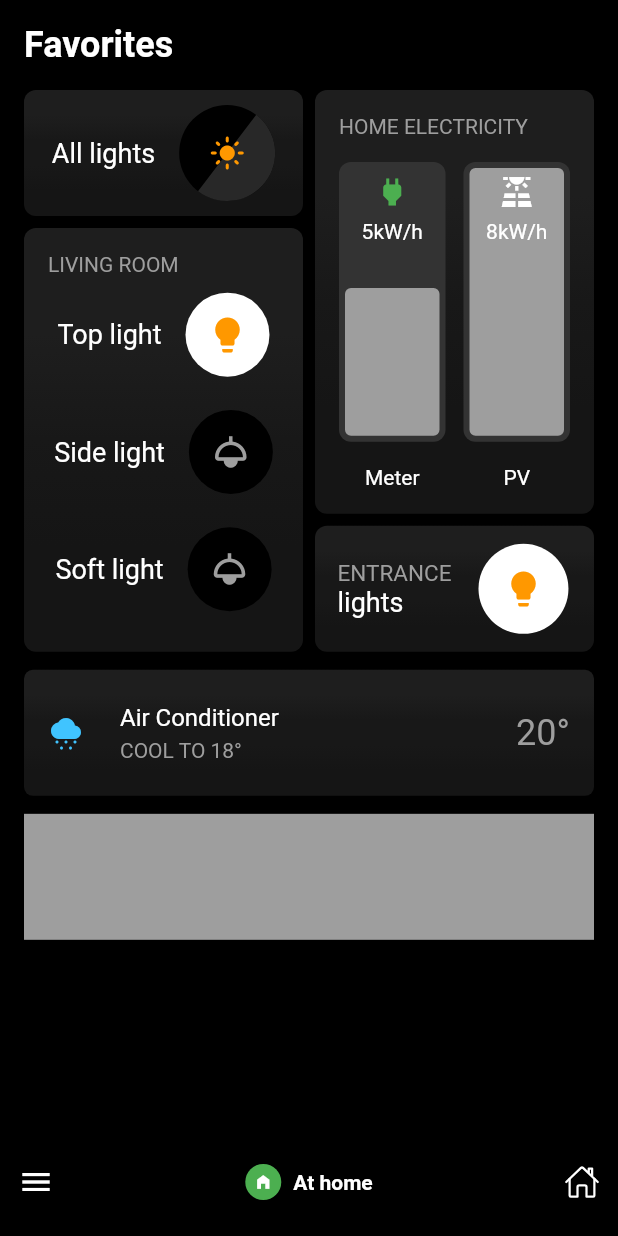
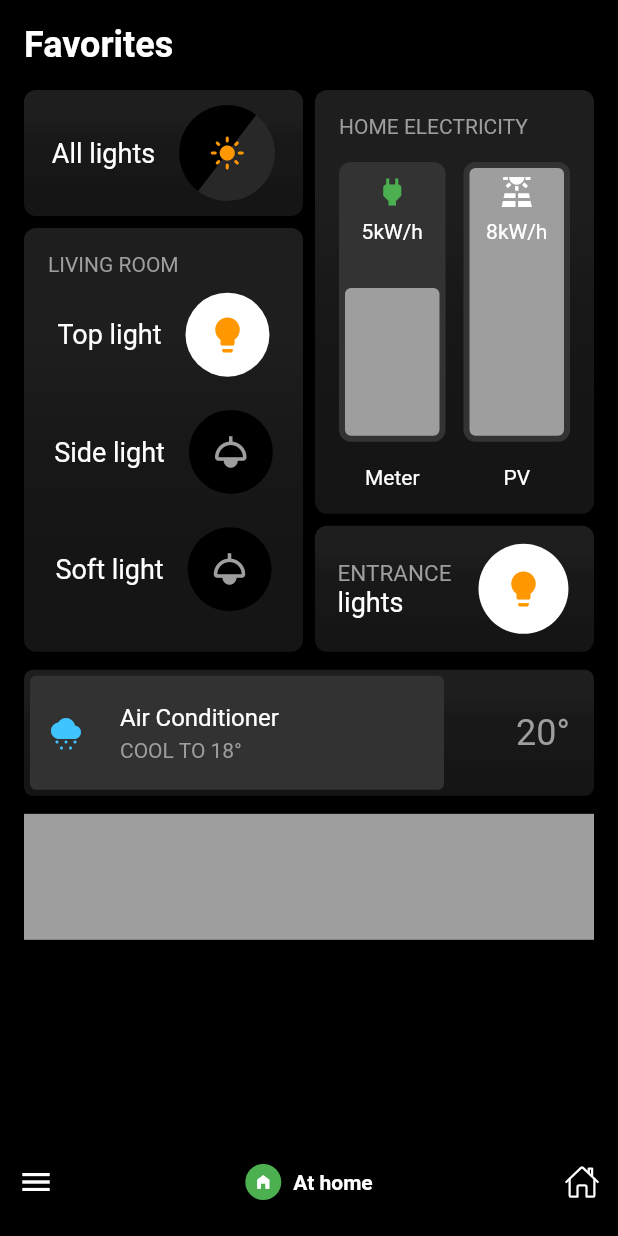
Before and after one commit to JAICHANGPARK/flutter_notebook_chapter_24, a Flutter app: the HomeAssistantMainPage screen opened directly, on a phone screen of 412 x 824 dp. Run offline on Flutter 3.47's test engine with Material 2 defaults, Android fonts, the phone set to English and light mode, and no system bars; our stand-ins replace flutter_riverpod, freezed_annotation, ionicons; missing offline and left inert: crypto_font_icons.

Commit message:
Update home_assistant_main_page.dart

```diff
--- a/lib/ep1361_home_assistant_app/view/home_assistant_main_page.dart
+++ b/lib/ep1361_home_assistant_app/view/home_assistant_main_page.dart
@@ -497,6 +497,18 @@ class _HomeAssistantMainPageState extends State<HomeAssistantMainPage> {
                 child: Stack(
                   children: [
                     Positioned(
+                      left: 4,
+                      top: 4,
+                      bottom: 4,
+                      right: 100,
+                      child: Container(
+                        decoration: BoxDecoration(
+                          color: Color.fromRGBO(50, 50, 50, 1),
+                          borderRadius: BorderRadius.circular(4),
+                        ),
+                      ),
+                    ),
+                    Positioned(
                       left: 16,
                       top: 12,
                       bottom: 12,
@@ -534,10 +546,10 @@ class _HomeAssistantMainPageState extends State<HomeAssistantMainPage> {
                               ],
                             ),
                           ),
-                          Text("20°", style: TextStyle(
-                            color: Colors.grey,
-                            fontSize: 24
-                          ),)
+                          Text(
+                            "20°",
+                            style: TextStyle(color: Colors.grey, fontSize: 24),
+                          )
                         ],
                       ),
                     )
```
